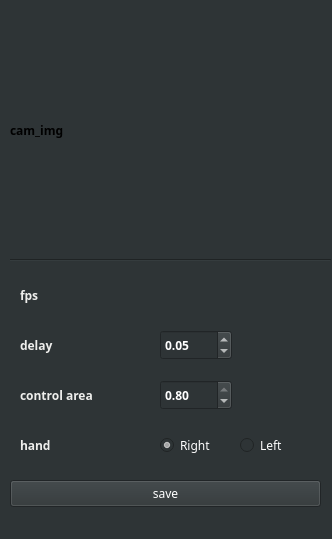
Qt form gui.ui (boostcampaitech3/final-project-level3-cv-13) before a commit.
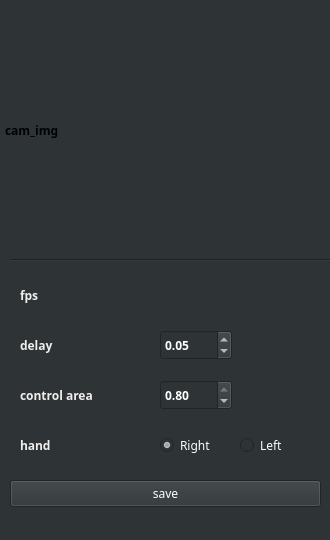
The same form after that commit.

Commit message: gui 수정

Diff of the .ui file:
```diff
--- a/gui.ui
+++ b/gui.ui
@@ -2,14 +2,35 @@
 <ui version="4.0">
  <class>MainWindow</class>
  <widget class="QMainWindow" name="MainWindow">
+  <property name="enabled">
+   <bool>true</bool>
+  </property>
   <property name="geometry">
    <rect>
     <x>0</x>
     <y>0</y>
-    <width>332</width>
-    <height>539</height>
+    <width>330</width>
+    <height>540</height>
    </rect>
   </property>
+  <property name="sizePolicy">
+   <sizepolicy hsizetype="Preferred" vsizetype="Preferred">
+    <horstretch>0</horstretch>
+    <verstretch>0</verstretch>
+   </sizepolicy>
+  </property>
+  <property name="minimumSize">
+   <size>
+    <width>330</width>
+    <height>540</height>
+   </size>
+  </property>
+  <property name="maximumSize">
+   <size>
+    <width>330</width>
+    <height>540</height>
+   </size>
+  </property>
   <property name="windowTitle">
    <string>MainWindow</string>
   </property>
@@ -20,7 +41,7 @@
    <widget class="QLabel" name="cam_img">
     <property name="geometry">
      <rect>
-      <x>10</x>
+      <x>5</x>
       <y>10</y>
       <width>320</width>
       <height>240</height>
@@ -337,7 +358,9 @@
     </font>
    </property>
    <property name="styleSheet">
-    <string notr="true">color: rgb(255, 255, 255);</string>
+    <string notr="true">QStatusBar {
+	color: rgb(255, 255, 255);
+}</string>
    </property>
   </widget>
  </widget>
```
